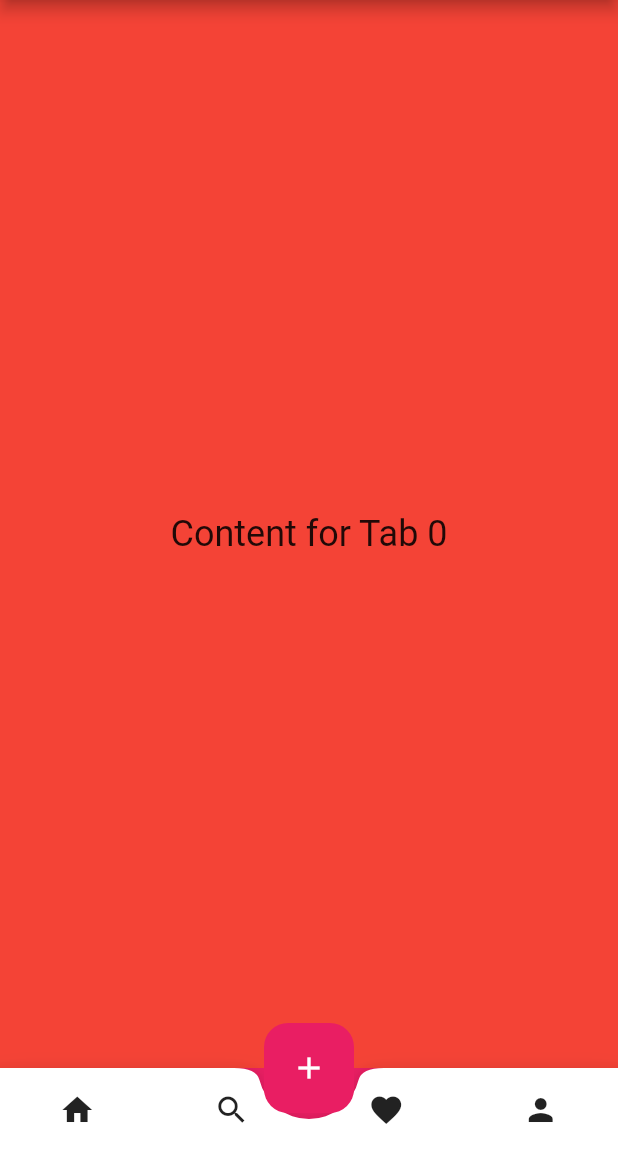
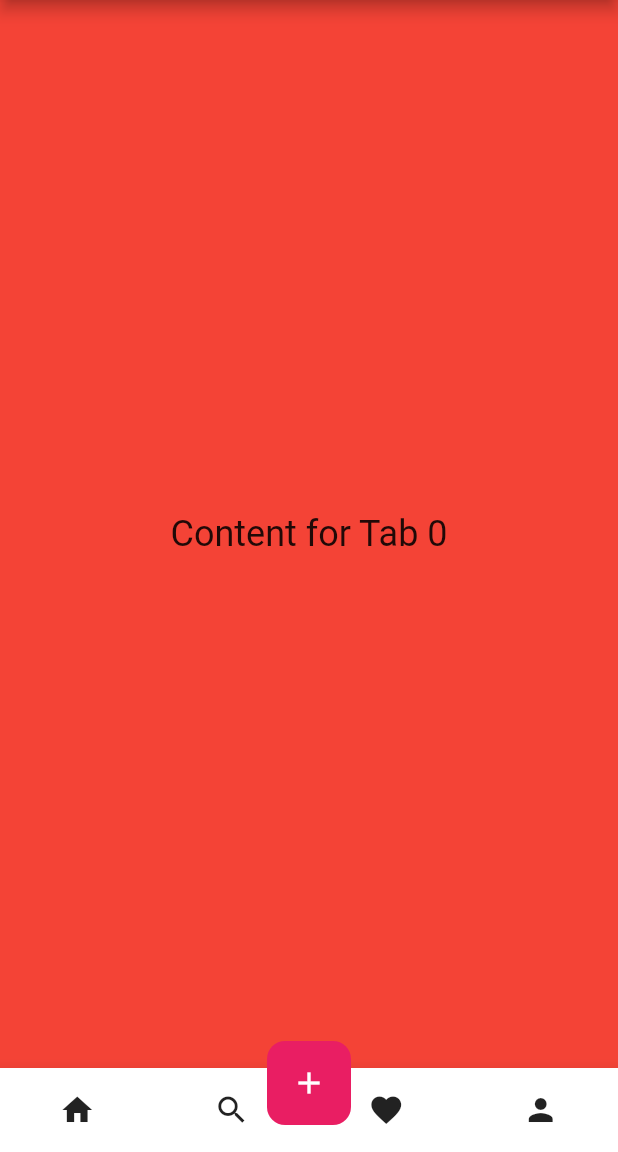
Before and after one commit to shahzebnaqvi/animated-bottombar, a Flutter app: the screen it shows after launch, on a phone screen of 412 x 824 dp, the part 84-1236 px from its top. Run offline on Flutter 3.47's test engine with Material 2 defaults, Android fonts, the phone set to English and light mode, and no system bars.

Commit message:
animated bottombar

```diff
--- a/lib/main.dart
+++ b/lib/main.dart
@@ -158,11 +158,12 @@ class _MyHomePageState extends State<MyHomePage>
       ),
       bottomNavigationBar: Container(
         color: Colors.pink,
+        child: Container(
           child: BottomAppBar(
             color: Colors.white,
             // notchMargin: 10,
 
-          shape: CircularNotchedRectangle(),
+            shape: _isExpanded ? CircularNotchedRectangle() : null,
             child: Container(
               height: kBottomNavigationBarHeight,
               child: Row(
@@ -195,35 +196,7 @@ class _MyHomePageState extends State<MyHomePage>
                 ],
               ),
             ),
-          //  BottomAppBar(
-          //   shape: CircularNotchedRectangle(),
-          //   child: BottomNavigationBar(
-          //     currentIndex: _currentIndex,
-          //     onTap: _onTabSelected,
-          //     selectedItemColor: Colors.green,
-          //     unselectedItemColor: Colors.black,
-          //     unselectedLabelStyle: TextStyle(color: Colors.black),
-          //     items: [
-          //       BottomNavigationBarItem(
-          //         icon: Icon(Icons.home),
-          //         label: 'Home',
-          //       ),
-          //       BottomNavigationBarItem(
-          //         icon: Icon(Icons.search),
-          //         label: 'Search',
-          //       ),
-          //       BottomNavigationBarItem(
-          //         icon: Icon(Icons.favorite),
-          //         label: 'Favorites',
-          //       ),
-          //       BottomNavigationBarItem(
-          //         icon: Icon(Icons.person),
-          //         label: 'Profile',
-          //       ),
-          //     ],
-          //   ),
-          // ),
-          // bottomNavigationBar:
+          ),
         ),
       ),
       floatingActionButton: GestureDetector(
@@ -232,12 +205,14 @@ class _MyHomePageState extends State<MyHomePage>
           animation: _animationController,
           builder: (BuildContext context, Widget? child) {
             return Container(
-              padding: EdgeInsets.all(2),
+              margin: EdgeInsets.only(top: 20),
+              // padding: EdgeInsets.all(2),
               decoration: BoxDecoration(
                 color: Colors.pink,
-                borderRadius: BorderRadius.circular(16.0),
+                borderRadius: BorderRadius.circular(12.0),
               ),
               child: FloatingActionButton(
+                splashColor: Colors.transparent,
                 elevation: 0,
                 backgroundColor: Colors.transparent,
                 onPressed: _toggleExpansion,
```
Lines whose indentation alone changed are shown as unchanged.
